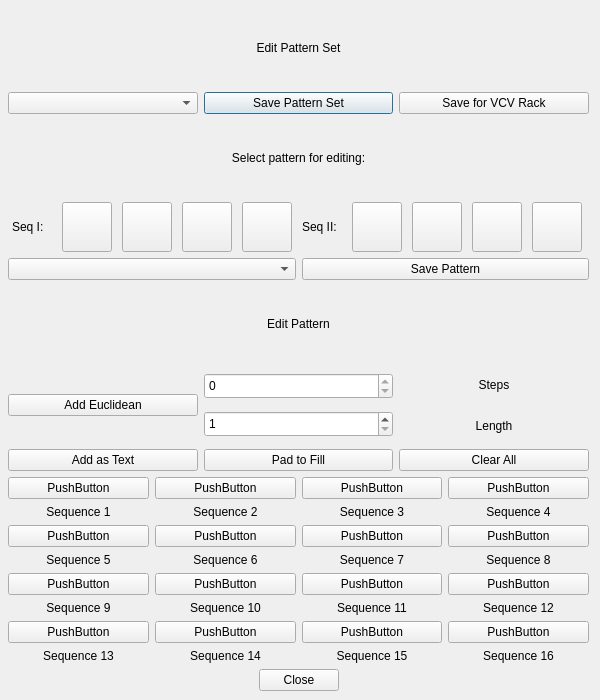
starlingcode/viaflash, file gateseq_pattern_editor.ui: the form before one commit.
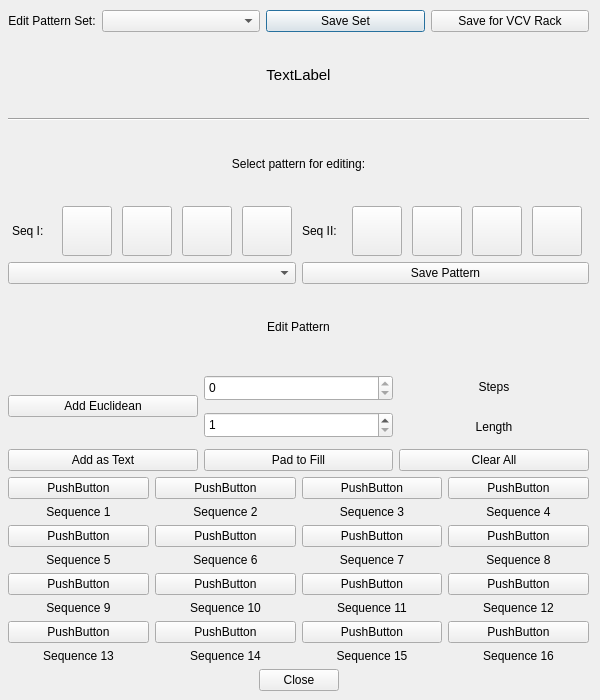
The form after the commit. Custom widgets are drawn as their Qt base class.

Patch:
```diff
--- a/gateseq_pattern_editor.ui
+++ b/gateseq_pattern_editor.ui
@@ -35,25 +35,31 @@
     </rect>
    </property>
    <layout class="QVBoxLayout" name="verticalLayout_9">
-    <item>
-     <widget class="QLabel" name="editPatternSetLabel">
-      <property name="text">
-       <string>Edit Pattern Set</string>
-      </property>
-      <property name="alignment">
-       <set>Qt::AlignCenter</set>
-      </property>
-     </widget>
-    </item>
     <item>
      <layout class="QHBoxLayout" name="resourceSetSaveLoad">
+      <item>
+       <widget class="QLabel" name="editPatternSetLabel">
+        <property name="sizePolicy">
+         <sizepolicy hsizetype="Maximum" vsizetype="Preferred">
+          <horstretch>0</horstretch>
+          <verstretch>0</verstretch>
+         </sizepolicy>
+        </property>
+        <property name="text">
+         <string>Edit Pattern Set:</string>
+        </property>
+        <property name="alignment">
+         <set>Qt::AlignCenter</set>
+        </property>
+       </widget>
+      </item>
       <item>
        <widget class="QComboBox" name="selectResourceSet"/>
       </item>
       <item>
        <widget class="QPushButton" name="saveResourceSet">
         <property name="text">
-         <string>Save Pattern Set</string>
+         <string>Save Set</string>
         </property>
        </widget>
       </item>
@@ -66,6 +72,31 @@
       </item>
      </layout>
     </item>
+    <item>
+     <widget class="QLabel" name="setDescription">
+      <property name="font">
+       <font>
+        <pointsize>11</pointsize>
+       </font>
+      </property>
+      <property name="text">
+       <string>TextLabel</string>
+      </property>
+      <property name="alignment">
+       <set>Qt::AlignCenter</set>
+      </property>
+      <property name="wordWrap">
+       <bool>true</bool>
+      </property>
+     </widget>
+    </item>
+    <item>
+     <widget class="Line" name="line">
+      <property name="orientation">
+       <enum>Qt::Horizontal</enum>
+      </property>
+     </widget>
+    </item>
     <item>
      <widget class="QLabel" name="editPatternLabel_2">
       <property name="text">
```
